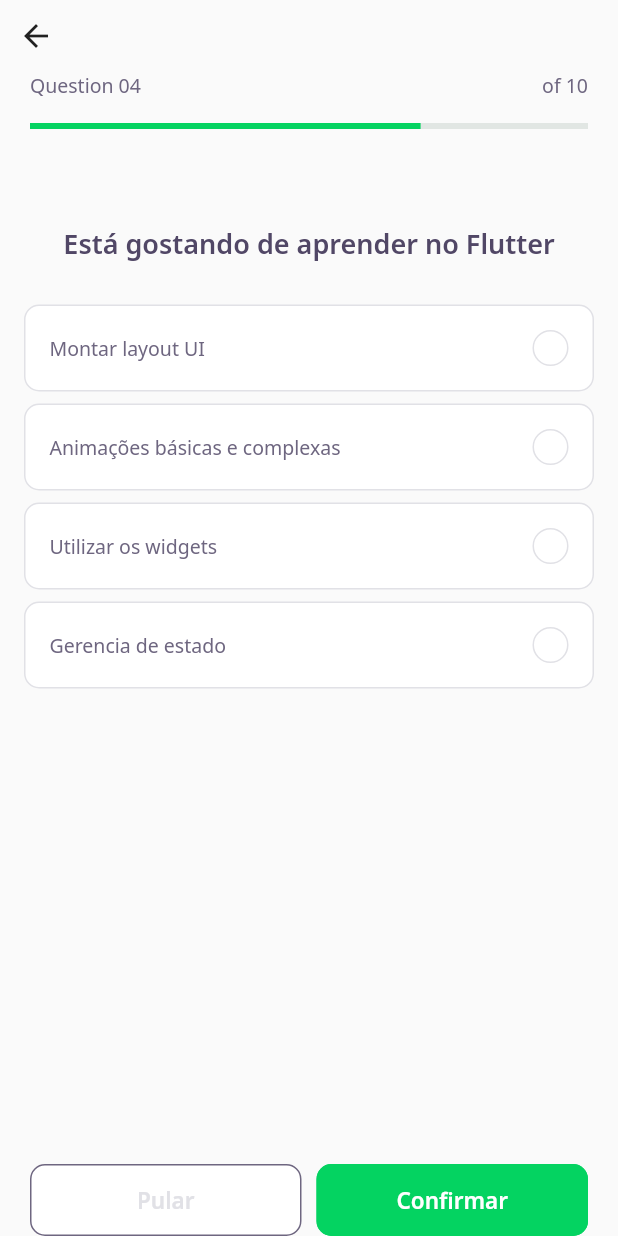
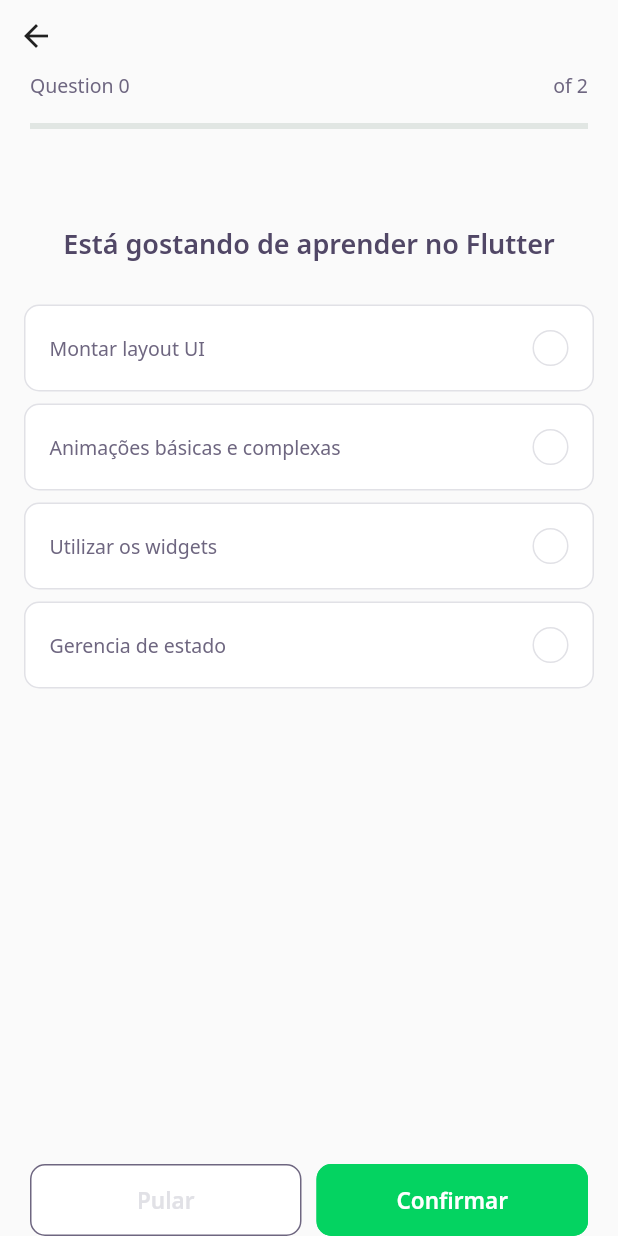
Before and after one commit to humbertoromanojr/flutter_dev_quiz, a Flutter app: the screen it shows after launch, after a tap on "NLW 05 FLUTTER", on a phone screen of 412 x 824 dp. Run offline on Flutter 3.47's test engine with Material 2 defaults, Android fonts, the phone set to English and light mode, and no system bars; our stand-ins replace google_fonts; accounts and stored records are empty; network calls fail.

Commit message:
Configuring questions progress

```diff
--- a/lib/challenge/challenge_page.dart
+++ b/lib/challenge/challenge_page.dart
@@ -29,7 +29,10 @@ class _ChallengePageState extends State<ChallengePage> {
             crossAxisAlignment: CrossAxisAlignment.start,
             children: [
               BackButton(),
-              QuestionIndicatorWidget(),
+              QuestionIndicatorWidget(
+                currentPage: controller.currentpage,
+                length: widget.questions.length,
+              ),
             ],
           ),
         ),
--- a/lib/challenge/widgets/question_indicator/question_indicator_widget.dart
+++ b/lib/challenge/widgets/question_indicator/question_indicator_widget.dart
@@ -3,7 +3,14 @@ import 'package:dev_quiz/shared/widgets/progress_indicator/progress_indicator_wi
 import 'package:flutter/material.dart';
 
 class QuestionIndicatorWidget extends StatelessWidget {
-  const QuestionIndicatorWidget({Key key}) : super(key: key);
+  final int currentPage;
+  final int length;
+
+  const QuestionIndicatorWidget({
+    Key key,
+    @required this.currentPage,
+    @required this.length
+  }) : super(key: key);
 
   @override
   Widget build(BuildContext context) {
@@ -14,12 +21,12 @@ class QuestionIndicatorWidget extends StatelessWidget {
           Row(
             mainAxisAlignment: MainAxisAlignment.spaceBetween,
             children: [
-              Text("Question 04", style: AppTextStyles.body),
-              Text("of 10", style: AppTextStyles.body)
+              Text("Question $currentPage", style: AppTextStyles.body),
+              Text("of $length", style: AppTextStyles.body)
             ],
           ),
           SizedBox(height: 16),
-          ProgressIndicatorWidget(value: 0.7)
+          ProgressIndicatorWidget(value: currentPage / length),
         ],
       ),
     );
```
